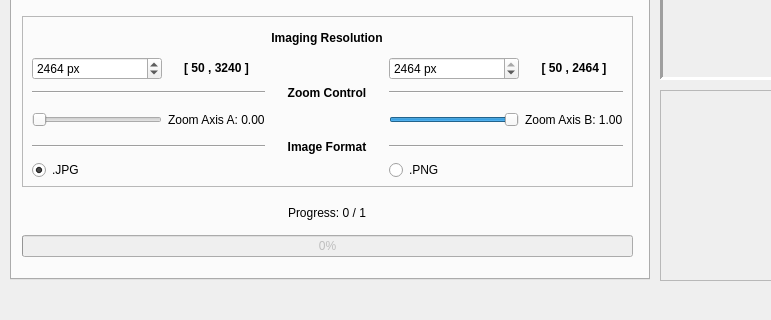
Old version of the form _ui/FlashLapse_Pro.ui in the repository CoCl-Jerry/Flashlapse_Pro_Dev; both pictures show x 0 to 771 and y 280 to 600 of the 1024 by 600 pixel window.
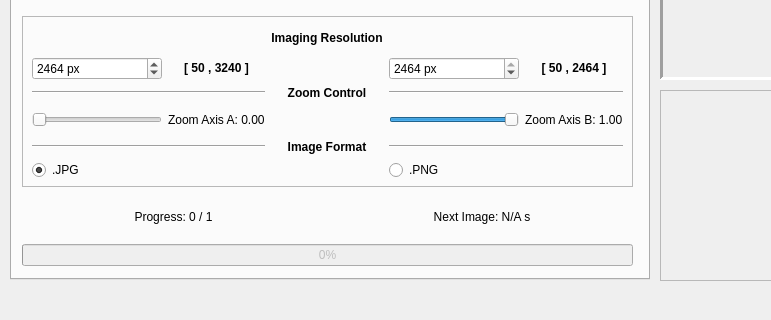
New version of the form. Icons and pictures are not drawn.

Patch:
```diff
--- a/_ui/FlashLapse_Pro.ui
+++ b/_ui/FlashLapse_Pro.ui
@@ -268,16 +268,33 @@
         <x>10</x>
         <y>440</y>
         <width>611</width>
-        <height>61</height>
+        <height>70</height>
        </rect>
       </property>
       <layout class="QVBoxLayout" name="verticalLayout_7">
-       <item alignment="Qt::AlignHCenter">
-        <widget class="QLabel" name="imaging_progress_Label">
-         <property name="text">
-          <string>Progress: 0 / 1</string>
-         </property>
-        </widget>
+       <item>
+        <layout class="QHBoxLayout" name="horizontalLayout">
+         <item>
+          <widget class="QLabel" name="imaging_progress_Label">
+           <property name="text">
+            <string>Progress: 0 / 1</string>
+           </property>
+           <property name="alignment">
+            <set>Qt::AlignCenter</set>
+           </property>
+          </widget>
+         </item>
+         <item>
+          <widget class="QLabel" name="imaging_countdown_label">
+           <property name="text">
+            <string>Next Image: N/A s</string>
+           </property>
+           <property name="alignment">
+            <set>Qt::AlignCenter</set>
+           </property>
+          </widget>
+         </item>
+        </layout>
        </item>
        <item>
         <widget class="QProgressBar" name="imaging_progress_bar">
```
Left out of the diff: 24 changed lines with no effect on the pictures.
